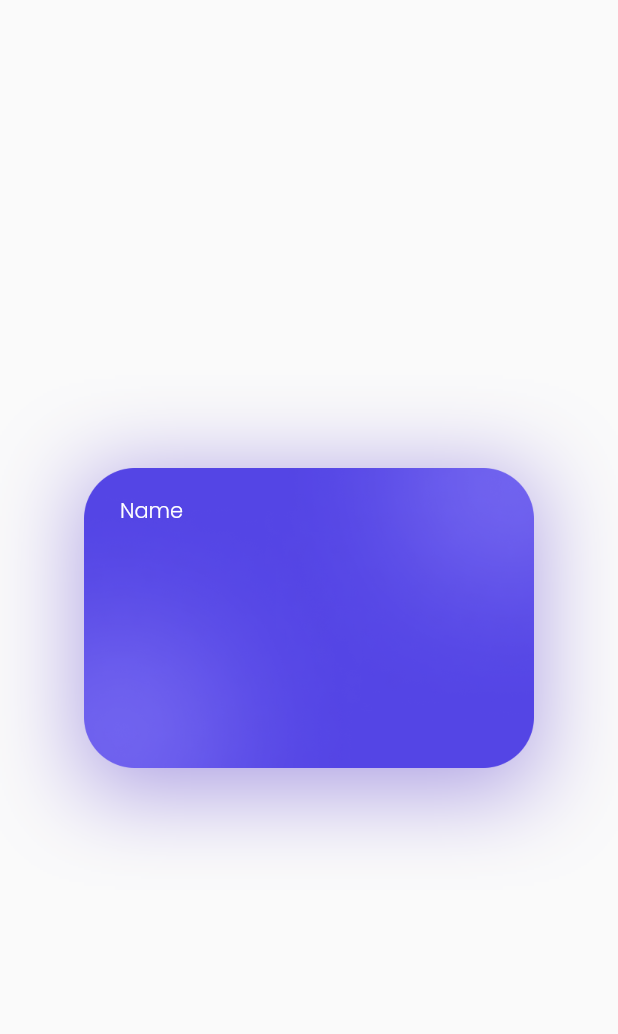
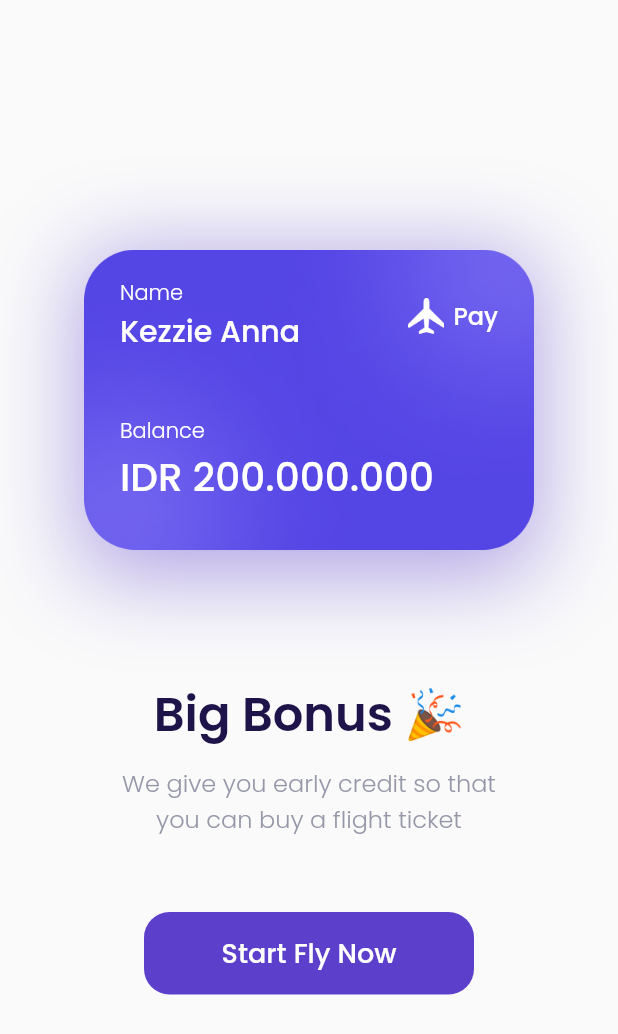
Before and after one commit to s4llm4n/airplane, a Flutter app: the BonusPage screen opened by its route, on a phone screen of 412 x 824 dp. Shown: the top 1034 px of the screen. Run offline on Flutter 3.47's test engine with Material 2 defaults, Android fonts, the phone set to English and light mode, and no system bars; our stand-ins replace google_fonts.

Commit message:
commit main

```diff
--- a/lib/main.dart
+++ b/lib/main.dart
@@ -1,5 +1,6 @@
 import 'package:airplane/ui/pages/bonus_page.dart';
 import 'package:airplane/ui/pages/get_started_page.dart';
+import 'package:airplane/ui/pages/main_page.dart';
 import 'package:airplane/ui/pages/sign_up_page.dart';
 import 'package:flutter/material.dart';
 
@@ -18,7 +19,8 @@ class MyApp extends StatelessWidget {
         '/': (context) => SplashPage(),
         '/get-started': (context) => GetStartedPage(),
         '/sign-up': (context) => SignUpPage(),
-        '/bonus' :(context) => BonusPage(),
+        '/bonus': (context) => BonusPage(),
+        '/main': (context) => MainPage(),
       },
     );
   }
--- a/lib/ui/pages/bonus_page.dart
+++ b/lib/ui/pages/bonus_page.dart
@@ -4,6 +4,8 @@ import '../../shared/theme.dart';
 class BonusPage extends StatelessWidget {
   const BonusPage({Key? key}) : super(key: key);
 
+  @override
+  Widget build(BuildContext context) {
     Widget bonusCard() {
       return Container(
         width: 300,
@@ -26,28 +28,129 @@ class BonusPage extends StatelessWidget {
           ],
         ),
         child: Column(
+          crossAxisAlignment: CrossAxisAlignment.start,
           children: [
             Row(
               children: [
-              Column(
+                Expanded(
+                  child: Column(
+                    crossAxisAlignment: CrossAxisAlignment.start,
                     children: [
                       Text(
                         'Name',
                         style: whiteTextStyle.copyWith(
                           fontWeight: light,
                         ),
+                      ),
+                      Text(
+                        'Kezzie Anna',
+                        style: whiteTextStyle.copyWith(
+                          fontSize: 20,
+                          fontWeight: medium,
+                        ),
+                        overflow: TextOverflow.ellipsis,
+                      ),
+                    ],
+                  ),
+                ),
+                Container(
+                  width: 24,
+                  height: 24,
+                  margin: EdgeInsets.only(right: 6),
+                  decoration: BoxDecoration(
+                    image: DecorationImage(
+                      image: AssetImage(
+                        'assets/icon_plane.png',
+                      ),
+                    ),
+                  ),
+                ),
+                Text(
+                  'Pay',
+                  style: whiteTextStyle.copyWith(
+                    fontSize: 16,
+                    fontWeight: medium,
+                  ),
                 )
               ],
-              )
-            ],
-          )
+            ),
+            SizedBox(
+              height: 41,
+            ),
+            Text(
+              'Balance',
+              style: whiteTextStyle.copyWith(
+                fontWeight: light,
+              ),
+            ),
+            Text(
+              'IDR 200.000.000',
+              style: whiteTextStyle.copyWith(
+                fontSize: 26,
+                fontWeight: medium,
+              ),
+            ),
           ],
         ),
       );
     }
 
-  @override
-  Widget build(BuildContext context) {
+    Widget title() {
+      return Container(
+        margin: EdgeInsets.only(top: 80),
+        child: Text(
+          'Big Bonus 🎉',
+          style: blackTextStyle.copyWith(
+            fontSize: 32,
+            fontWeight: semiBold,
+          ),
+        ),
+      );
+    }
+
+    Widget subtitle() {
+      return Container(
+        margin: EdgeInsets.only(top: 10),
+        child: Text(
+          'We give you early credit so that\nyou can buy a flight ticket',
+          style: greyTextStyle.copyWith(
+            fontSize: 16,
+            fontWeight: light,
+          ),
+          textAlign: TextAlign.center,
+        ),
+      );
+    }
+
+    Widget startButton() {
+      return Container(
+        width: 220,
+        height: 55,
+        margin: EdgeInsets.only(top: 50),
+        child: TextButton(
+          onPressed: () {
+            Navigator.pushNamed(context, '/main');
+          },
+          style: TextButton.styleFrom(
+            backgroundColor: kPrimaryColor,
+            shape: RoundedRectangleBorder(
+              borderRadius: BorderRadius.circular(
+                defaultRadius,
+              ),
+            ),
+          ),
+          child: Text(
+            'Start Fly Now',
+            style: whiteTextStyle.copyWith(
+              fontSize: 18,
+              fontWeight: medium,
+            ),
+          ),
+        ),
+      );
+    }
+
+
       return Scaffold(
         backgroundColor: kBackgroundColor,
         body: Center(
@@ -55,6 +158,9 @@ class BonusPage extends StatelessWidget {
             mainAxisAlignment: MainAxisAlignment.center,
             children: [
               bonusCard(),
+              title(),
+              subtitle(),
+              startButton(),
             ],
           ),
         ),
--- /dev/null
+++ b/lib/ui/pages/main_page.dart
@@ -0,0 +1,13 @@
+import 'package:flutter/material.dart';
+import '../../shared/theme.dart';
+
+class MainPage extends StatelessWidget {
+  const MainPage({ Key? key }) : super(key: key);
+
+  @override
+  Widget build(BuildContext context) {
+    return Scaffold(
+      body: Text('Main Page'),
+    );
+  }
+}
```
Lines whose indentation alone changed are shown as unchanged.
